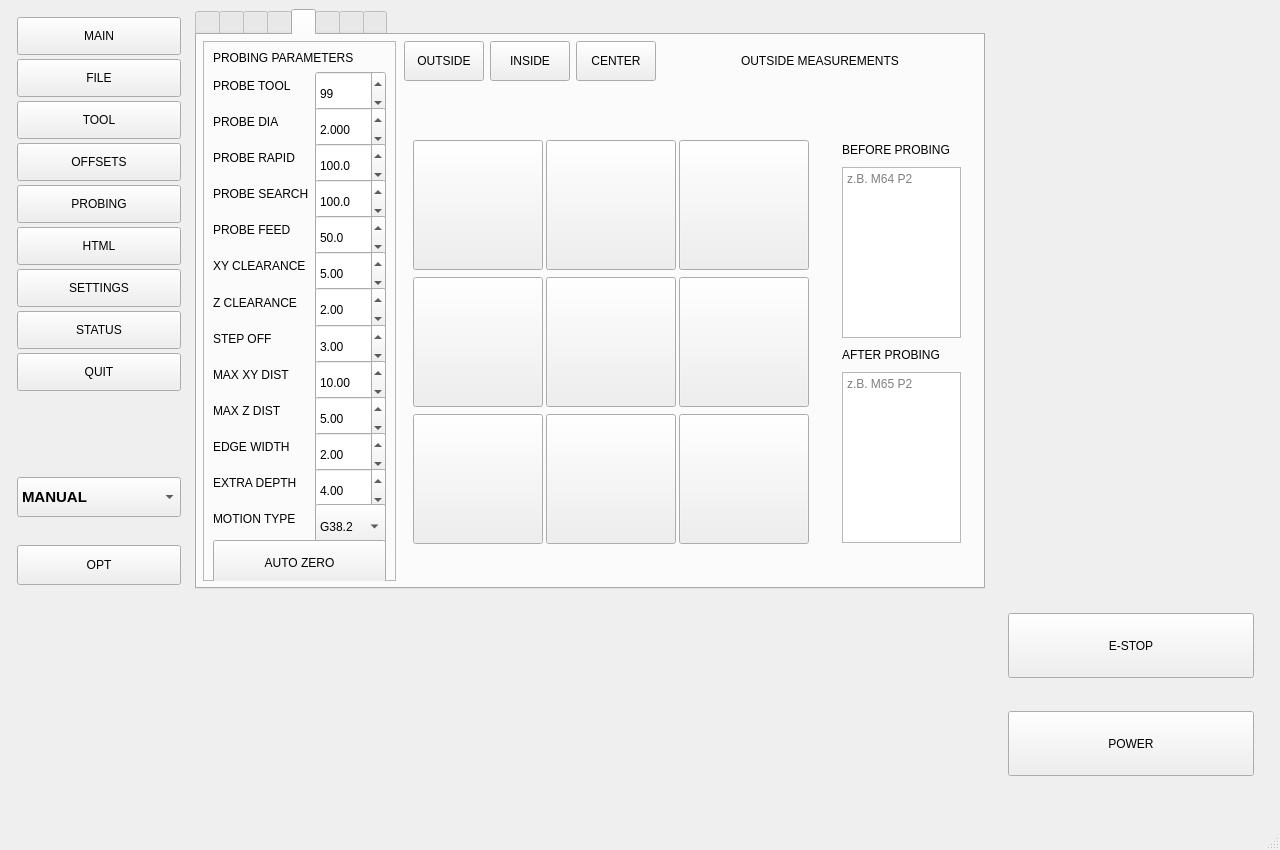
First picture: the form in thorcnc/thorcnc.ui, repository Moshkopp/ThorCNC, before the edit.
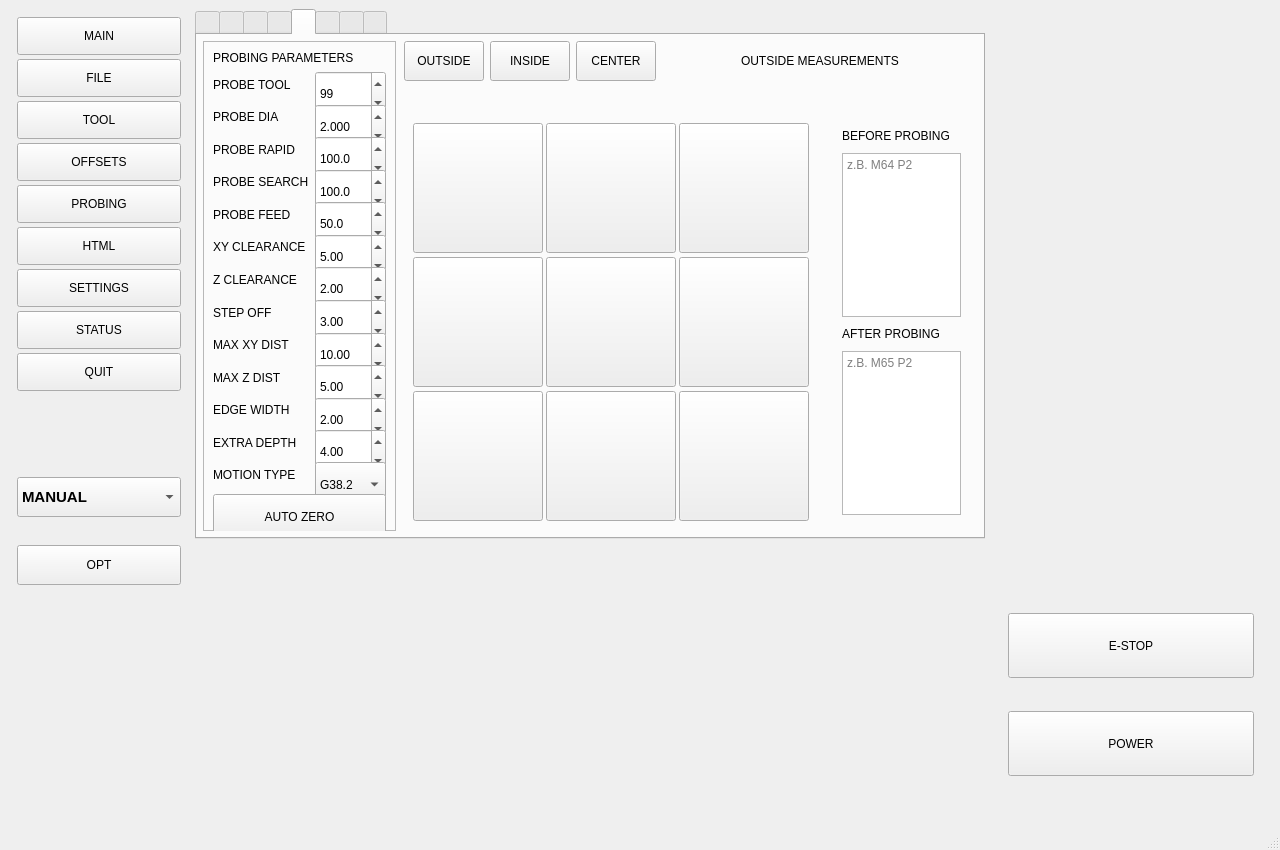
Second picture: the form after the edit.

Commit message: feat: increase UI element dimensions and add custom styling for QCheckBox components

The edit to the form file:
```diff
--- a/thorcnc/thorcnc.ui
+++ b/thorcnc/thorcnc.ui
@@ -2056,13 +2056,13 @@
         <property name="minimumSize">
          <size>
           <width>0</width>
-          <height>230</height>
+          <height>280</height>
          </size>
         </property>
         <property name="maximumSize">
          <size>
           <width>16777215</width>
-          <height>230</height>
+          <height>280</height>
          </size>
         </property>
        </widget>
```
The commit also changes 5 other files.
